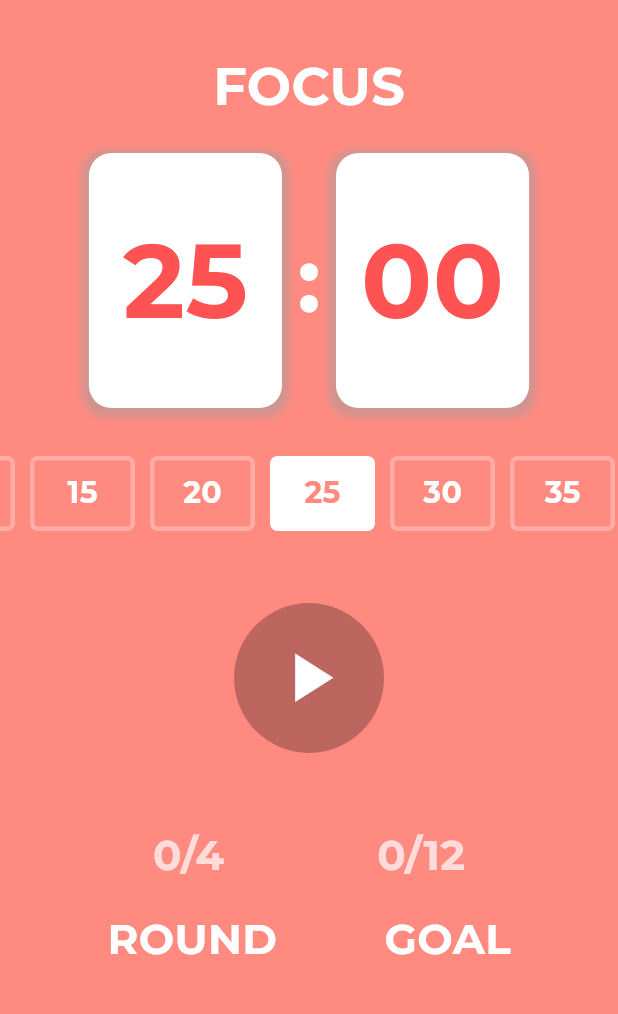
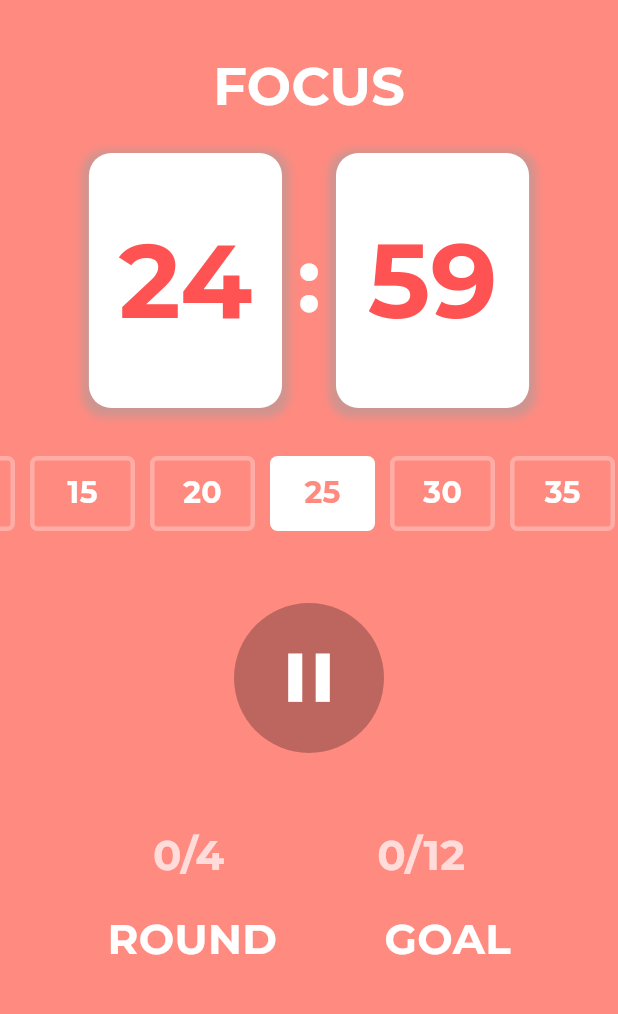
Before and after one commit to MrMDrX/TomaTick, a Flutter app: the screen it shows after launch, after a tap on the "play arrow" icon, on a phone screen of 412 x 824 dp, the part 84-1098 px from its top. Run offline on Flutter 3.47's test engine with Material 3 defaults, Android fonts, the light colour scheme and no system bars; our stand-ins replace google_fonts.

Commit message:
Implement timer service ✨

```diff
--- a/lib/main.dart
+++ b/lib/main.dart
@@ -1,8 +1,13 @@
 import 'package:flutter/material.dart';
+import 'package:provider/provider.dart';
+import 'package:tomatick/provider/timer_service.dart';
 import 'package:tomatick/screens/home.dart';
 
 void main() {
-  runApp(const MyApp());
+  runApp(ChangeNotifierProvider<TimerService>(
+    create: (context) => TimerService(),
+    child: const MyApp(),
+  ));
 }
 
 class MyApp extends StatelessWidget {
--- /dev/null
+++ b/lib/provider/timer_service.dart
@@ -0,0 +1,46 @@
+import 'dart:async';
+
+import 'package:flutter/material.dart';
+
+class TimerService extends ChangeNotifier {
+  late Timer timer;
+  double currentDuration = 1500;
+  double selectedTime = 1500;
+  bool isRunning = false;
+
+  void start() {
+    if (isRunning) {
+      return;
+    }
+    isRunning = true;
+    timer = Timer.periodic(const Duration(seconds: 1), (timer) {
+      if (currentDuration == 0) {
+        timer.cancel();
+        isRunning = false;
+        return;
+      }
+      currentDuration--;
+      notifyListeners();
+    });
+  }
+
+  void pause() {
+    timer.cancel();
+    isRunning = false;
+    notifyListeners();
+  }
+
+  void reset() {
+    timer.cancel();
+    currentDuration = selectedTime;
+    isRunning = false;
+    notifyListeners();
+  }
+
+  void startTimer(double seconds) {
+    selectedTime = seconds;
+    currentDuration = seconds;
+
+    notifyListeners();
+  }
+}
--- a/lib/screens/home.dart
+++ b/lib/screens/home.dart
@@ -1,4 +1,6 @@
 import 'package:flutter/material.dart';
+import 'package:provider/provider.dart';
+import 'package:tomatick/provider/timer_service.dart';
 import 'package:tomatick/widgets/progress_widget.dart';
 import 'package:tomatick/widgets/time_controller.dart';
 import 'package:tomatick/widgets/timer_card.dart';
@@ -21,7 +23,9 @@ class Home extends StatelessWidget {
         ),
         actions: [
           IconButton(
-            onPressed: () {},
+            onPressed: () {
+              Provider.of<TimerService>(context, listen: false).reset();
+            },
             icon: const Icon(
               Icons.refresh,
               color: Colors.white,
--- a/lib/widgets/time_controller.dart
+++ b/lib/widgets/time_controller.dart
@@ -1,4 +1,8 @@
+import 'dart:async';
+
 import 'package:flutter/material.dart';
+import 'package:provider/provider.dart';
+import 'package:tomatick/provider/timer_service.dart';
 
 class TimeController extends StatefulWidget {
   const TimeController({super.key});
@@ -10,14 +14,23 @@ class TimeController extends StatefulWidget {
 class _TimeControllerState extends State<TimeController> {
   @override
   Widget build(BuildContext context) {
+    final provider = Provider.of<TimerService>(context, listen: false);
     return Container(
       width: 100,
       height: 100,
       decoration: BoxDecoration(color: Colors.black26, shape: BoxShape.circle),
       child: Center(
         child: IconButton(
-          onPressed: () {},
-          icon: Icon(Icons.play_arrow),
+          onPressed: () {
+            if (provider.isRunning) {
+              provider.pause();
+            } else {
+              provider.start();
+            }
+          },
+          icon: Provider.of<TimerService>(context).isRunning
+              ? Icon(Icons.pause)
+              : Icon(Icons.play_arrow),
           color: Colors.white,
           iconSize: 55,
         ),
--- a/lib/widgets/time_options.dart
+++ b/lib/widgets/time_options.dart
@@ -1,23 +1,27 @@
 import 'package:flutter/material.dart';
 import 'package:google_fonts/google_fonts.dart';
+import 'package:provider/provider.dart';
+import 'package:tomatick/provider/timer_service.dart';
 import 'package:tomatick/utils/utils.dart';
 
 class TimeOptions extends StatelessWidget {
-  final double selectedTime = 1500;
   const TimeOptions({super.key});
 
   @override
   Widget build(BuildContext context) {
+    final provider = Provider.of<TimerService>(context);
     return SingleChildScrollView(
       scrollDirection: Axis.horizontal,
       controller: ScrollController(initialScrollOffset: 150),
       child: Row(
         children: selectableTimes.map((time) {
-          return Container(
+          return InkWell(
+            onTap: () => provider.startTimer(double.parse(time)),
+            child: Container(
               margin: const EdgeInsets.only(left: 10),
               height: 50,
               width: 70,
-            decoration: int.parse(time) == selectedTime
+              decoration: int.parse(time) == provider.selectedTime
                   ? BoxDecoration(
                       color: Colors.white,
                       borderRadius: BorderRadius.circular(5),
@@ -34,10 +38,11 @@ class TimeOptions extends StatelessWidget {
                   (int.parse(time) ~/ 60).toString(),
                   style: GoogleFonts.montserrat(
                     fontSize: 20,
-                  color: int.parse(time) == selectedTime
+                    color: int.parse(time) == provider.selectedTime
                         ? Colors.redAccent.shade100
                         : Colors.white,
                     fontWeight: FontWeight.w700,
+                  ),
                 ),
               ),
             ),
--- a/lib/widgets/timer_card.dart
+++ b/lib/widgets/timer_card.dart
@@ -1,11 +1,15 @@
 import 'package:flutter/material.dart';
 import 'package:google_fonts/google_fonts.dart';
+import 'package:provider/provider.dart';
+import 'package:tomatick/provider/timer_service.dart';
 
 class TimerCard extends StatelessWidget {
   const TimerCard({super.key});
 
   @override
   Widget build(BuildContext context) {
+    final provider = Provider.of<TimerService>(context);
+    final seconds = provider.currentDuration % 60;
     return Column(
       children: [
         Text("FOCUS",
@@ -35,7 +39,7 @@ class TimerCard extends StatelessWidget {
               ),
               child: Center(
                 child: Text(
-                  "25",
+                  (provider.currentDuration ~/ 60).toString(),
                   style: GoogleFonts.montserrat(
                     fontSize: 70,
                     color: Colors.redAccent,
@@ -71,7 +75,7 @@ class TimerCard extends StatelessWidget {
               ),
               child: Center(
                 child: Text(
-                  "00",
+                  seconds == 0 ? "00" : seconds.round().toString(),
                   style: GoogleFonts.montserrat(
                     fontSize: 70,
                     color: Colors.redAccent,
```
Lines whose indentation alone changed are shown as unchanged.
